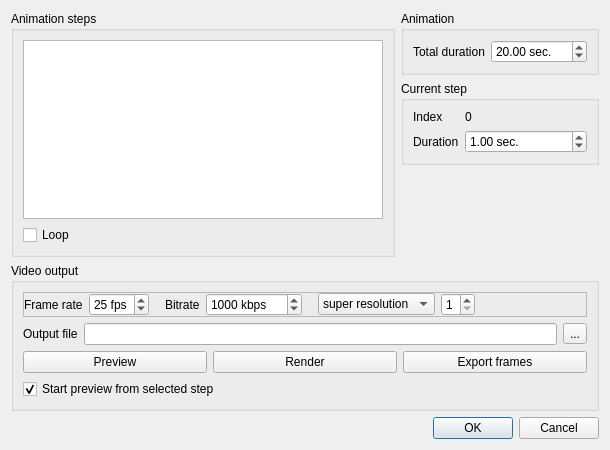
Before: the Qt Designer form plugins/core/Standard/qAnimation/ui/animationDlg.ui in Asher-1/ACloudViewer, drawn with Qt 5.
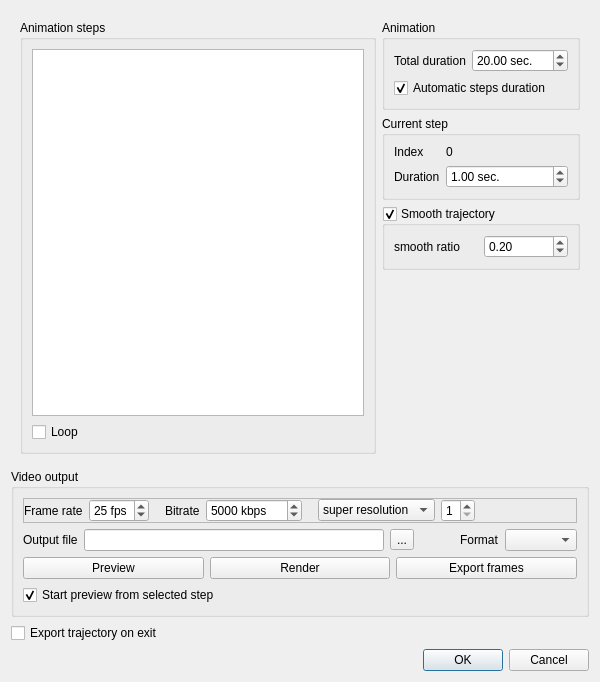
After: the same form once the commit is applied. Icons and pictures are not drawn.

Diff of the .ui file:
```diff
--- a/plugins/core/Standard/qAnimation/ui/animationDlg.ui
+++ b/plugins/core/Standard/qAnimation/ui/animationDlg.ui
@@ -6,8 +6,8 @@
    <rect>
     <x>0</x>
     <y>0</y>
-    <width>610</width>
-    <height>450</height>
+    <width>589</width>
+    <height>682</height>
    </rect>
   </property>
   <property name="windowTitle">
@@ -17,11 +17,12 @@
    <iconset>
     <normaloff>:/CC/plugin/qAnimation/animation.png</normaloff>:/CC/plugin/qAnimation/animation.png</iconset>
   </property>
-  <layout class="QVBoxLayout" name="verticalLayout_4">
+  <layout class="QVBoxLayout" name="verticalLayout_5">
    <item>
-    <layout class="QHBoxLayout" name="horizontalLayout_2">
+    <widget class="QFrame" name="animationFrame">
+     <layout class="QHBoxLayout" name="horizontalLayout_6">
      <item>
-      <widget class="QGroupBox" name="groupBox_2">
+       <widget class="QGroupBox" name="animationStepsGroupBox">
        <property name="title">
         <string>Animation steps</string>
        </property>
@@ -34,34 +35,63 @@
          </widget>
         </item>
         <item>
+          <layout class="QHBoxLayout" name="horizontalLayout_5">
+           <item>
          <widget class="QCheckBox" name="loopCheckBox">
           <property name="text">
            <string>Loop</string>
           </property>
          </widget>
         </item>
+           <item>
+            <spacer name="horizontalSpacer_4">
+             <property name="orientation">
+              <enum>Qt::Horizontal</enum>
+             </property>
+             <property name="sizeHint" stdset="0">
+              <size>
+               <width>40</width>
+               <height>20</height>
+              </size>
+             </property>
+            </spacer>
+           </item>
+          </layout>
+         </item>
        </layout>
       </widget>
      </item>
      <item>
+       <widget class="QFrame" name="animationOptionsFrame">
+        <layout class="QVBoxLayout" name="verticalLayout_4">
+         <property name="leftMargin">
+          <number>0</number>
+         </property>
+         <property name="topMargin">
+          <number>0</number>
+         </property>
+         <property name="rightMargin">
+          <number>0</number>
+         </property>
+         <property name="bottomMargin">
+          <number>0</number>
+         </property>
+         <item>
+          <widget class="QGroupBox" name="animationGroupBox">
+           <property name="title">
+            <string>Animation</string>
+           </property>
       <layout class="QVBoxLayout" name="verticalLayout_3">
        <item>
-        <widget class="QGroupBox" name="pathGroupBox">
-         <property name="title">
-          <string>Animation</string>
-         </property>
-         <layout class="QFormLayout" name="formLayout_2">
-          <property name="fieldGrowthPolicy">
-           <enum>QFormLayout::AllNonFixedFieldsGrow</enum>
-          </property>
-          <item row="0" column="0">
+             <layout class="QHBoxLayout" name="horizontalLayout_2">
+              <item>
            <widget class="QLabel" name="label_8">
             <property name="text">
              <string>Total duration</string>
             </property>
            </widget>
           </item>
-          <item row="0" column="1">
+              <item>
            <widget class="QDoubleSpinBox" name="totalTimeDoubleSpinBox">
             <property name="suffix">
              <string> sec.</string>
@@ -78,6 +108,18 @@
            </widget>
           </item>
          </layout>
+            </item>
+            <item>
+             <widget class="QCheckBox" name="autoStepDurationCheckBox">
+              <property name="text">
+               <string>Automatic steps duration</string>
+              </property>
+              <property name="checked">
+               <bool>true</bool>
+              </property>
+             </widget>
+            </item>
+           </layout>
         </widget>
        </item>
        <item>
@@ -132,6 +174,41 @@
          </layout>
         </widget>
        </item>
+         <item>
+          <widget class="QGroupBox" name="smoothTrajectoryGroupBox">
+           <property name="title">
+            <string>Smooth trajectory</string>
+           </property>
+           <property name="checkable">
+            <bool>true</bool>
+           </property>
+           <layout class="QHBoxLayout" name="horizontalLayout_7">
+            <item>
+             <widget class="QLabel" name="label_5">
+              <property name="text">
+               <string>smooth ratio</string>
+              </property>
+             </widget>
+            </item>
+            <item>
+             <widget class="QDoubleSpinBox" name="smoothRatioDoubleSpinBox">
+              <property name="minimum">
+               <double>0.050000000000000</double>
+              </property>
+              <property name="maximum">
+               <double>0.450000000000000</double>
+              </property>
+              <property name="singleStep">
+               <double>0.050000000000000</double>
+              </property>
+              <property name="value">
+               <double>0.200000000000000</double>
+              </property>
+             </widget>
+            </item>
+           </layout>
+          </widget>
+         </item>
        <item>
         <spacer name="verticalSpacer_2">
          <property name="orientation">
@@ -146,11 +223,13 @@
         </spacer>
        </item>
       </layout>
-     </item>
-    </layout>
+       </widget>
+      </item>
+     </layout>
+    </widget>
    </item>
    <item>
-    <widget class="QGroupBox" name="groupBox_3">
+    <widget class="QGroupBox" name="videoOutputGroupBox">
      <property name="sizePolicy">
       <sizepolicy hsizetype="Preferred" vsizetype="Maximum">
        <horstretch>0</horstretch>
@@ -247,7 +326,7 @@
             <number>100</number>
            </property>
            <property name="value">
-            <number>1000</number>
+            <number>5000</number>
            </property>
           </widget>
          </item>
@@ -331,7 +410,14 @@
          </widget>
         </item>
         <item>
-         <widget class="QLineEdit" name="outputFileLineEdit"/>
+         <widget class="QLineEdit" name="outputFileLineEdit">
+          <property name="minimumSize">
+           <size>
+            <width>300</width>
+            <height>0</height>
+           </size>
+          </property>
+         </widget>
         </item>
         <item>
          <widget class="QToolButton" name="browseButton">
@@ -340,6 +426,32 @@
           </property>
          </widget>
         </item>
+        <item>
+         <spacer name="horizontalSpacer_5">
+          <property name="orientation">
+           <enum>Qt::Horizontal</enum>
+          </property>
+          <property name="sizeType">
+           <enum>QSizePolicy::Fixed</enum>
+          </property>
+          <property name="sizeHint" stdset="0">
+           <size>
+            <width>40</width>
+            <height>20</height>
+           </size>
+          </property>
+         </spacer>
+        </item>
+        <item>
+         <widget class="QLabel" name="label_7">
+          <property name="text">
+           <string>Format</string>
+          </property>
+         </widget>
+        </item>
+        <item>
+         <widget class="QComboBox" name="outputFormatComboBox"/>
+        </item>
        </layout>
       </item>
       <item>
@@ -389,6 +501,13 @@
      </layout>
     </widget>
    </item>
+   <item>
+    <widget class="QCheckBox" name="exportTrajectoryCheckBox">
+     <property name="text">
+      <string>Export trajectory on exit</string>
+     </property>
+    </widget>
+   </item>
    <item>
     <widget class="QDialogButtonBox" name="buttonBox">
      <property name="orientation">
```
Lines whose indentation alone changed are shown as unchanged.
